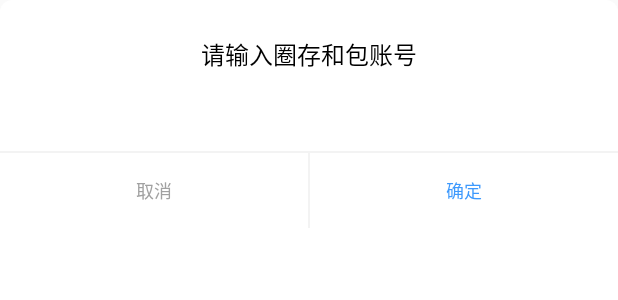
After one commit to liferyan/ShanXiGas, an Android app: the layout dialog_layout.xml on its own in the app's theme, with its tools: preview values and no code run, on a phone screen of 412 x 824 dp. The commit adds this screen. Shown: the top 300 px of the screen. Run offline under Robolectric (Android 15) with nearby library versions, the phone set to English and light mode, and no system bars.

Commit message:
modify for release

```diff
--- a/app/build.gradle
+++ b/app/build.gradle
@@ -5,19 +5,27 @@ def static releaseTime() {
 }
 
 android {
+    signingConfigs {
+        config {
+            keyAlias 'GasKey'
+            keyPassword 'coswcosw'
+            storeFile file('/Users/Ryan/Work/ProjectDoc/KeyStore/Cosw.jks')
+            storePassword 'coswcosw'
+        }
+    }
     compileSdkVersion 23
     buildToolsVersion "25.0.2"
-
     defaultConfig {
         applicationId "com.cosw.shanxigas"
         minSdkVersion 15
         targetSdkVersion 19
-        versionCode 6
-        versionName "1.03"
+        versionCode 8
+        versionName "1.05"
     }
     buildTypes {
         debug {
             minifyEnabled false
+            signingConfig signingConfigs.config
         }
         release {
             minifyEnabled true
@@ -34,6 +42,7 @@ android {
 
                 }
             }
+            signingConfig signingConfigs.config
         }
     }
 }
--- a/app/src/main/AndroidManifest.xml
+++ b/app/src/main/AndroidManifest.xml
@@ -39,7 +39,6 @@
       android:name="com.cosw.shanxigas.app.MainActivity"
       android:screenOrientation="portrait" />
     <activity
-      android:launchMode="singleTop"
       android:name="com.cosw.shanxigas.load.LoadActivity"
       android:screenOrientation="portrait" />
     <activity
@@ -60,6 +59,7 @@
     <activity
       android:name="com.cosw.shanxigas.hidden.HiddenActivity"
       android:screenOrientation="portrait" />
+
     <activity android:name="com.cosw.shanxigas.hidden.AppLogActivity" />
   </application>
 
--- a/app/src/main/java/com/cosw/shanxigas/card/CardImplUseOpenMobile.java
+++ b/app/src/main/java/com/cosw/shanxigas/card/CardImplUseOpenMobile.java
@@ -77,6 +77,9 @@ public class CardImplUseOpenMobile implements ICard {
         }
         app.setATR(atrStr);
       }
+      if (channel != null && !channel.isClosed()) {
+        channel.close();
+      }
       channel = session.openLogicalChannel(aid);
     } catch (Exception e) {
       throw new CardException(e.getMessage());
--- a/app/src/main/java/com/cosw/shanxigas/settings/SettingsActivity.java
+++ b/app/src/main/java/com/cosw/shanxigas/settings/SettingsActivity.java
@@ -190,7 +190,9 @@ public class SettingsActivity extends BaseActivity {
 
       final Preference defaultAccount = findPreference(
           getString(R.string.settings_default_account_key));
-      defaultAccount.setSummary(app.getAccount());
+      if (!INITIAL_ACCOUNT.equals(app.getAccount())) {
+        defaultAccount.setSummary(app.getAccount());
+      }
       defaultAccount.setOnPreferenceClickListener(new OnPreferenceClickListener() {
         @Override
         public boolean onPreferenceClick(Preference preference) {
--- a/app/src/main/java/com/cosw/shanxigas/util/Constant.java
+++ b/app/src/main/java/com/cosw/shanxigas/util/Constant.java
@@ -10,7 +10,8 @@ public final class Constant {
       "http://" + SERVER_IP_PORT + "/airdeposit-trans/service/biz.htm";
 
   //Card Related
-  public static final String GAS_AID = "315041592E5359532E4444463033";
+  //public static final String GAS_AID = "315041592E5359532E4444463033";
+  public static final String GAS_AID = "112233445566778899";
   public static final String GET_RANDOM_4 = "0084000004";
   public static final String GET_RANDOM_8 = "0084000008";
   public static final String SELECT_3F01 = "00a40000023f01";
--- a/app/src/main/java/com/cosw/shanxigas/widget/CustomDialog.java
+++ b/app/src/main/java/com/cosw/shanxigas/widget/CustomDialog.java
@@ -32,7 +32,7 @@ public class CustomDialog extends Dialog {
   public CustomDialog(final Context context) {
     super(context);
     requestWindowFeature(Window.FEATURE_NO_TITLE);
-    setContentView(R.layout.dialog_custom);
+    setContentView(R.layout.dialog_layout);
 
     TextView ok = (TextView) findViewById(R.id.btn_ok);
     TextView cancel = (TextView) findViewById(R.id.btn_cancel);
--- /dev/null
+++ b/app/src/main/res/drawable/bg_dialog_left_white.xml
@@ -0,0 +1,5 @@
+<?xml version="1.0" encoding="utf-8"?>
+<shape xmlns:android="http://schemas.android.com/apk/res/android" android:shape="rectangle">
+    <solid android:color="@color/white" />
+    <corners android:bottomLeftRadius="8dp" />
+</shape>
--- /dev/null
+++ b/app/src/main/res/drawable/bg_dialog_right_white.xml
@@ -0,0 +1,5 @@
+<?xml version="1.0" encoding="utf-8"?>
+<shape xmlns:android="http://schemas.android.com/apk/res/android" android:shape="rectangle">
+    <solid android:color="@color/white" />
+    <corners android:bottomRightRadius="8dp" />
+</shape>
--- /dev/null
+++ b/app/src/main/res/drawable/bg_round_white.xml
@@ -0,0 +1,5 @@
+<?xml version="1.0" encoding="utf-8"?>
+<shape xmlns:android="http://schemas.android.com/apk/res/android" android:shape="rectangle">
+    <solid android:color="@color/white" />
+    <corners android:radius="8dp" />
+</shape>
--- /dev/null
+++ b/app/src/main/res/layout/dialog_layout.xml
@@ -0,0 +1,71 @@
+<?xml version="1.0" encoding="utf-8"?>
+<LinearLayout xmlns:android="http://schemas.android.com/apk/res/android"
+  android:layout_width="match_parent"
+  android:layout_height="match_parent"
+  android:background="@drawable/bg_round_white"
+  android:orientation="vertical">
+
+  <TextView
+    android:id="@+id/title"
+    android:layout_width="match_parent"
+    android:layout_height="wrap_content"
+    android:layout_marginTop="12dp"
+    android:padding="12dp"
+    android:gravity="center_horizontal"
+    android:text="请输入圈存和包账号"
+    android:textColor="@color/black"
+    android:textSize="16sp" />
+
+  <EditText
+    android:id="@+id/edt_input"
+    android:layout_width="match_parent"
+    android:layout_height="wrap_content"
+    android:layout_marginLeft="20dp"
+    android:layout_centerInParent="true"
+    android:inputType="numberDecimal"
+    android:padding="8dp"
+    android:background="#fff"
+    android:gravity="center"
+    android:textColor="@color/colorAccent"
+    android:textSize="18sp" />
+
+  <View
+    android:layout_width="match_parent"
+    android:layout_height="1dp"
+    android:background="@color/ios_commom_background" />
+
+  <LinearLayout
+    android:layout_width="match_parent"
+    android:layout_height="50dp"
+    android:orientation="horizontal">
+
+    <TextView
+      android:id="@+id/btn_cancel"
+      android:layout_width="match_parent"
+      android:layout_height="match_parent"
+      android:layout_weight="1.0"
+      android:background="@drawable/bg_dialog_left_white"
+      android:gravity="center"
+      android:text="取消"
+      android:textColor="@color/ios_font_common_2"
+      android:textSize="12sp" />
+
+    <View
+      android:layout_width="1dp"
+      android:layout_height="match_parent"
+      android:background="@color/ios_commom_background" />
+
+    <TextView
+      android:id="@+id/btn_ok"
+      android:layout_width="match_parent"
+      android:layout_height="match_parent"
+      android:layout_weight="1.0"
+      android:background="@drawable/bg_dialog_right_white"
+      android:gravity="center"
+      android:text="确定"
+      android:textColor="@color/ios_font_blue"
+      android:textSize="12sp" />
+
+  </LinearLayout>
+
+</LinearLayout>
--- a/app/src/main/res/values/colors.xml
+++ b/app/src/main/res/values/colors.xml
@@ -27,4 +27,14 @@
   <color name="bgColor_alertview_alert">#f8f8f8</color>
   <color name="bgColor_alertview_alert_start">#f0f0f0</color>
 
+  <!-- ios confirm dialog start -->
+  <color name="ios_font_gray_b">#d4d4d3</color>
+  <color name="ios_font_tab_1">#42369a</color>
+  <color name="ios_font_tab_0">#b1b1b1</color>
+  <color name="ios_font_common_1">#424242</color>
+  <color name="ios_font_common_2">#a1a1a1</color>
+  <color name="ios_font_blue">#3D99FD</color>
+  <color name="ios_font_green">#00cccc</color>
+  <color name="ios_commom_background">#f3f3f3</color>
+
 </resources>
```
Also changed, not shown: 1 other file.
